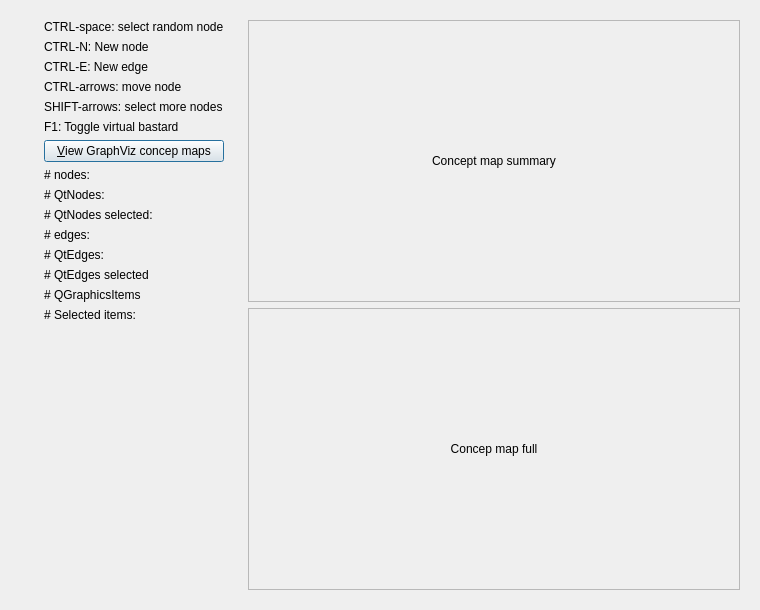
Above: qttesteditconceptmapdialog.ui from richelbilderbeek/TestConceptMap before the change. Below: the same form after it.
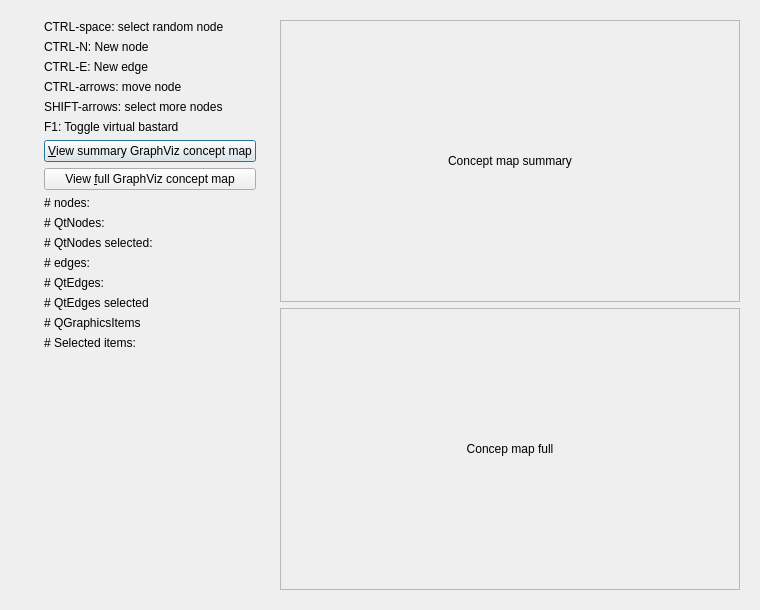
That is the form after the change.

```diff
--- a/qttesteditconceptmapdialog.ui
+++ b/qttesteditconceptmapdialog.ui
@@ -70,7 +70,14 @@
       <item>
        <widget class="QPushButton" name="button_view_graphviz">
         <property name="text">
-         <string>&amp;View GraphViz concep maps</string>
+         <string>&amp;View summary GraphViz concept map</string>
+        </property>
+       </widget>
+      </item>
+      <item>
+       <widget class="QPushButton" name="button_view_graphviz_full">
+        <property name="text">
+         <string>View &amp;full GraphViz concept map</string>
         </property>
        </widget>
       </item>
@@ -159,7 +166,7 @@
           <rect>
            <x>0</x>
            <y>0</y>
-           <width>480</width>
+           <width>437</width>
            <height>280</height>
           </rect>
          </property>
@@ -188,7 +195,7 @@
           <rect>
            <x>0</x>
            <y>0</y>
-           <width>480</width>
+           <width>437</width>
            <height>280</height>
           </rect>
          </property>
```
Left out of the diff: 2 changed lines with no effect on the pictures.
